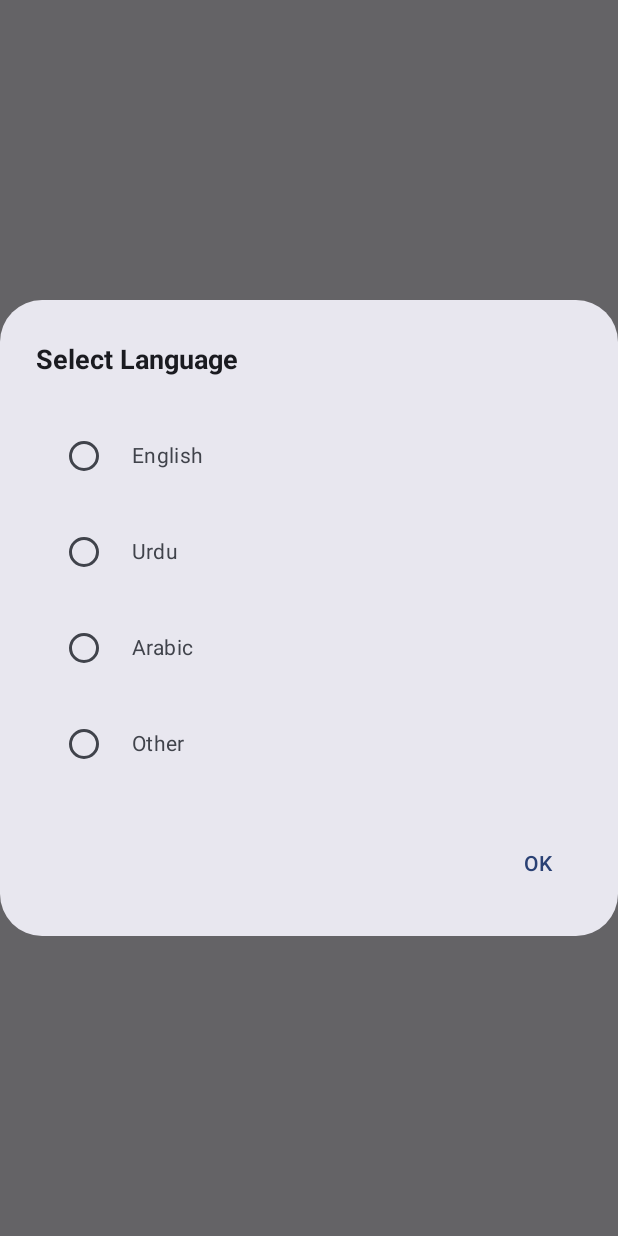
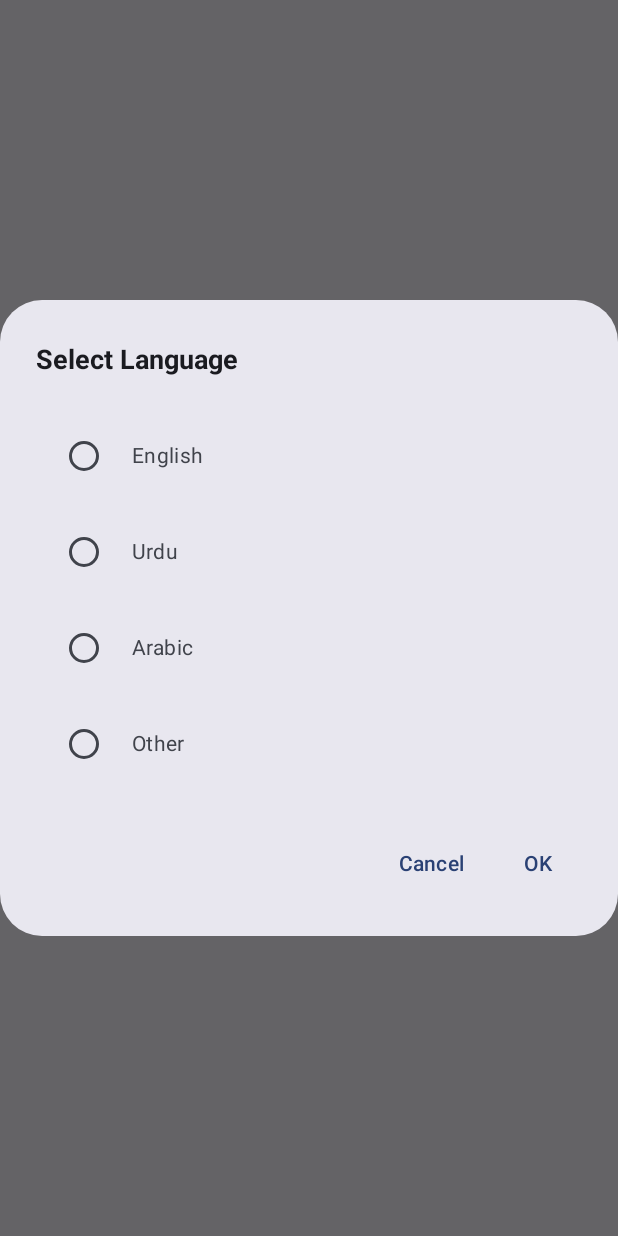
Before and after one commit to ZohaibKhanDev/WhatsApp-Status-Saver, an Android app built with Jetpack Compose: the composable LanguageSelectionDialog called with empty values, on a phone screen of 412 x 824 dp. Run offline under Robolectric (Android 15) with nearby library versions, the phone set to English and light mode, and no system bars; 1 statement that could not run was skipped.

Commit message:
Ui Enhance

```diff
--- a/app/src/main/java/com/example/whatsappstatus_saver/presentation/ui/screens/SettingScreen.kt
+++ b/app/src/main/java/com/example/whatsappstatus_saver/presentation/ui/screens/SettingScreen.kt
@@ -4,6 +4,7 @@ import android.annotation.SuppressLint
 import android.content.Context
 import android.content.Intent
 import android.os.Build
+import android.widget.Toast
 import androidx.annotation.RequiresApi
 import androidx.compose.foundation.BorderStroke
 import androidx.compose.foundation.border
@@ -93,7 +94,8 @@ fun SettingScreen(
     val shareIntent = Intent.createChooser(sendIntent, null)
     CompositionLocalProvider(LocalLayoutDirection provides layoutDirection) {
         Scaffold(topBar = {
-            TopAppBar(title = {
+            TopAppBar(
+                title = {
                     Text(
                         text = when (selectedLanguage) {
                             "Urdu" -> "ترتیبات"
@@ -258,6 +260,11 @@ fun SettingScreen(
                 }, confirmButton = {
                     Button(onClick = {
                         rate = false
+                        Toast.makeText(
+                            context,
+                            "You submitted $selectedRating Stars",
+                            Toast.LENGTH_SHORT
+                        ).show()
                     }) {
                         Text(
                             text = when (selectedLanguage) {
@@ -376,32 +383,56 @@ fun RowWithIcon(
 
 @Composable
 fun LanguageSelectionDialog(
-    selectedLanguage: String, onLanguageSelected: (String) -> Unit, onDismissRequest: () -> Unit
+    selectedLanguage: String,
+    onLanguageSelected: (String) -> Unit,
+    onDismissRequest: () -> Unit
 ) {
+    var tempSelectedLanguage by remember { mutableStateOf(selectedLanguage) }
+
     val languages = listOf("English", "Urdu", "Arabic", "Other")
 
-    AlertDialog(onDismissRequest = onDismissRequest, title = {
+    AlertDialog(
+        onDismissRequest = onDismissRequest,
+        title = {
             Text(text = "Select Language", fontWeight = FontWeight.Bold, fontSize = 18.sp)
-    }, text = {
+        },
+        text = {
             Column {
                 languages.forEach { language ->
-                Row(verticalAlignment = Alignment.CenterVertically,
+                    Row(
+                        verticalAlignment = Alignment.CenterVertically,
                         modifier = Modifier
                             .fillMaxWidth()
-                        .selectable(selected = (language == selectedLanguage),
-                            onClick = { onLanguageSelected(language) })
-                        .padding(8.dp)) {
-                    RadioButton(selected = (language == selectedLanguage),
-                        onClick = { onLanguageSelected(language) })
+                            .selectable(
+                                selected = (language == tempSelectedLanguage),
+                                onClick = { tempSelectedLanguage = language }
+                            )
+                            .padding(8.dp)
+                    ) {
+                        RadioButton(
+                            selected = (language == tempSelectedLanguage),
+                            onClick = { tempSelectedLanguage = language }
+                        )
                         Text(
-                        text = language, modifier = Modifier.padding(start = 8.dp)
+                            text = language,
+                            modifier = Modifier.padding(start = 8.dp)
                         )
                     }
                 }
             }
-    }, confirmButton = {
-        TextButton(onClick = onDismissRequest) {
+        },
+        confirmButton = {
+            TextButton(onClick = {
+                onLanguageSelected(tempSelectedLanguage)
+                onDismissRequest()
+            }) {
                 Text("OK")
             }
-    })
+        },
+        dismissButton = {
+            TextButton(onClick = onDismissRequest) {
+                Text("Cancel")
             }
+        }
+    )
+}
```
Lines whose indentation alone changed are shown as unchanged.
